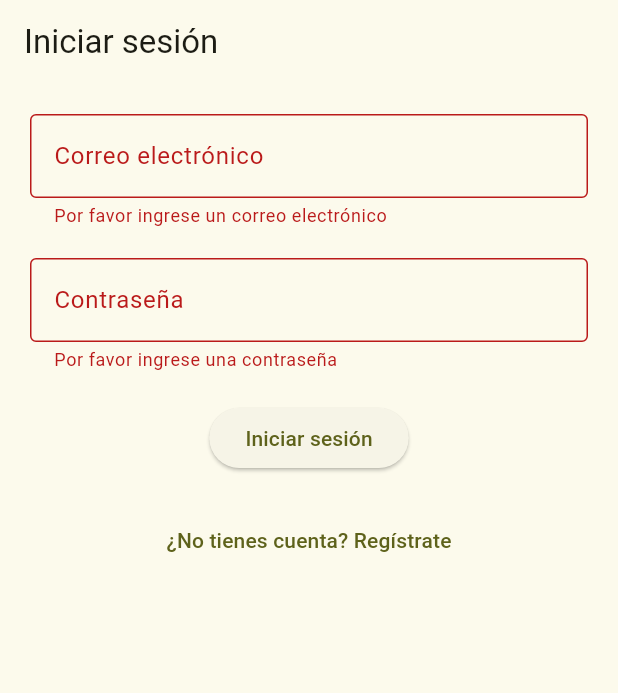
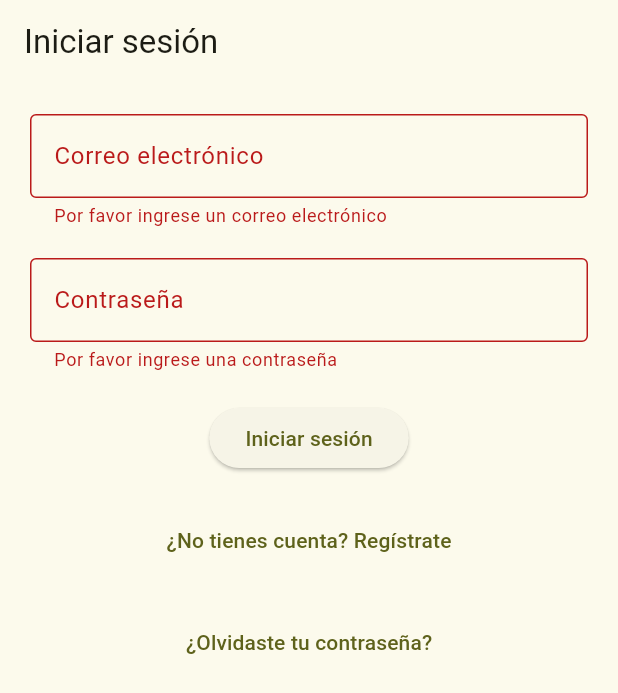
Before and after one commit to alexandervi1/sistema_tareas_1, a Flutter app: the screen it shows after launch, after a tap on "Iniciar sesión", on a phone screen of 412 x 824 dp. Shown: the top 693 px of the screen. Run offline on Flutter 3.47's test engine with Material 3 defaults, Android fonts, the light colour scheme and no system bars.

Commit message:
nueva actualizacion

```diff
--- a/lib/main.dart
+++ b/lib/main.dart
@@ -1,7 +1,8 @@
 import 'package:flutter/material.dart';
+import 'package:sistema_tareas_1/screens/login.dart';
+import 'package:sistema_tareas_1/screens/recuperacioncontrasena.dart'; // Importar la pantalla de recuperación de contraseña
+import 'package:sistema_tareas_1/screens/register.dart';
 import 'package:sistema_tareas_1/screens/tareas.dart';
-import 'package:sistema_tareas_1/screens/login.dart';
-import 'package:sistema_tareas_1/screens/register.dart';
 
 void main() {
   runApp(const MyApp());
@@ -23,9 +24,10 @@
       ),
       initialRoute: '/',
       routes: {
-        '/': (context) => const LoginScreen(),
-        '/tareas': (context) => const TareasScreen(),
-        '/registro': (context) => const RegistroScreen(),
+        '/': (context) => const LoginScreen(), // Ruta para la pantalla de inicio de sesión
+        '/tareas': (context) => const TareasScreen(), // Ruta para la pantalla de tareas
+        '/registro': (context) => const RegistroScreen(), // Ruta para la pantalla de registro
+        '/recuperacion': (context) => const RecuperacionContrasenaScreen(), // Ruta para la pantalla de recuperación de contraseña
       },
     );
   }
--- a/lib/screens/login.dart
+++ b/lib/screens/login.dart
@@ -1,4 +1,8 @@
+import 'dart:convert';
+import 'dart:io';
+
 import 'package:flutter/material.dart';
+import 'package:path_provider/path_provider.dart';
 
 class LoginScreen extends StatefulWidget {
   const LoginScreen({super.key});
@@ -8,9 +12,39 @@ class LoginScreen extends StatefulWidget {
 }
 
 class _LoginScreenState extends State<LoginScreen> {
+  // Clave global para el formulario que permite validar y guardar el estado
   final _formKey = GlobalKey<FormState>();
+
+  // Variables para almacenar los datos ingresados por el usuario
   String _email = '';
   String _password = '';
+
+  // Método para validar las credenciales del usuario
+  Future<bool> _validateUser() async {
+    // Obtén el directorio de documentos de la aplicación
+    final directory = await getApplicationDocumentsDirectory();
+    // Crea una instancia del archivo JSON con la ruta del directorio
+    final file = File('${directory.path}/usuarios.json');
+
+    // Verifica si el archivo existe
+    if (await file.exists()) {
+      // Lee el contenido del archivo como una cadena
+      final contents = await file.readAsString();
+      // Decodifica el contenido del archivo JSON
+      final users = jsonDecode(contents);
+
+      // Verifica si el contenido es un mapa de datos
+      if (users is Map<String, dynamic>) {
+        // Itera sobre los usuarios y verifica si el correo y la contraseña coinciden
+        for (var user in users.values) {
+          if (user['email'] == _email && user['password'] == _password) {
+            return true; // Las credenciales son válidas
+          }
+        }
+      }
+    }
+    return false; // Las credenciales no son válidas
+  }
 
   @override
   Widget build(BuildContext context) {
@@ -24,16 +58,18 @@ class _LoginScreenState extends State<LoginScreen> {
           key: _formKey,
           child: Column(
             children: [
+              // Campo para ingresar el correo electrónico
               TextFormField(
                 decoration: const InputDecoration(
                   labelText: 'Correo electrónico',
                   border: OutlineInputBorder(),
                 ),
                 validator: (value) {
+                  // Valida si el valor ingresado no es nulo o vacío
                   if (value == null || value.isEmpty) {
                     return 'Por favor ingrese un correo electrónico';
                   }
-                  // Validar formato de correo electrónico
+                  // Valida el formato del correo electrónico
                   if (!RegExp(r'\S+@\S+\.\S+').hasMatch(value)) {
                     return 'Ingrese un correo electrónico válido';
                   }
@@ -42,6 +78,7 @@ class _LoginScreenState extends State<LoginScreen> {
                 onSaved: (value) => _email = value!,
               ),
               const SizedBox(height: 20),
+              // Campo para ingresar la contraseña
               TextFormField(
                 decoration: const InputDecoration(
                   labelText: 'Contraseña',
@@ -49,6 +86,7 @@ class _LoginScreenState extends State<LoginScreen> {
                 ),
                 obscureText: true,
                 validator: (value) {
+                  // Valida si el valor ingresado no es nulo o vacío
                   if (value == null || value.isEmpty) {
                     return 'Por favor ingrese una contraseña';
                   }
@@ -57,25 +95,46 @@ class _LoginScreenState extends State<LoginScreen> {
                 onSaved: (value) => _password = value!,
               ),
               const SizedBox(height: 20),
+              // Botón para iniciar sesión
               ElevatedButton(
-                onPressed: () {
+                onPressed: () async {
+                  // Verifica si el formulario es válido
                   if (_formKey.currentState!.validate()) {
+                    // Guarda el estado del formulario
                     _formKey.currentState!.save();
-                    // Aquí puedes autenticar al usuario con la API o base de datos
-                    print('Correo electrónico: $_email, Contraseña: $_password');
-                    // Si el inicio de sesión es exitoso, navega a la pantalla principal
-                    Navigator.pushReplacementNamed(context, '/tareas');
+
+                    // Verifica las credenciales del usuario
+                    bool isValid = await _validateUser();
+                    if (isValid) {
+                      // Si las credenciales son válidas, navega a la pantalla de tareas
+                      Navigator.pushReplacementNamed(context, '/tareas');
+                    } else {
+                      // Muestra un mensaje de error si las credenciales no son válidas
+                      ScaffoldMessenger.of(context).showSnackBar(
+                        const SnackBar(
+                          content: Text('Credenciales inválidas'),
+                        ),
+                      );
+                    }
                   }
                 },
                 child: const Text('Iniciar sesión'),
               ),
               const SizedBox(height: 20),
+              // Botón para navegar a la pantalla de registro
               TextButton(
                 onPressed: () {
-                  // Navegar a la pantalla de registro
                   Navigator.pushNamed(context, '/registro');
                 },
                 child: const Text('¿No tienes cuenta? Regístrate'),
+              ),
+              const SizedBox(height: 20),
+              // Botón para navegar a la pantalla de recuperación de contraseña
+              TextButton(
+                onPressed: () {
+                  Navigator.pushNamed(context, '/recuperacion'); // Ruta para la recuperación de contraseña
+                },
+                child: const Text('¿Olvidaste tu contraseña?'),
               ),
             ],
           ),
```
Also changed, not shown: assets/usuarios.json (added, +14 -0 lines), lib/models/user.dart (added, +23 -0 lines), lib/screens/recuperacioncontrasena.dart (added, +65 -0 lines), lib/screens/register.dart (+39 -8 lines), pubspec.yaml (+5 -15 lines), lib/models/product_models.dart (deleted), lib/models/user.g.dart (added), lib/screens/ayuda.dart (added), pubspec.lock, 2 other files.
